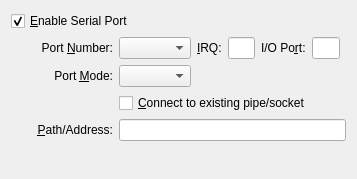
Before: the Qt Designer form src/VBox/Frontends/VirtualBox/src/settings/machine/UIMachineSettingsSerial.ui in pop-os/virtualbox, drawn with Qt 5.
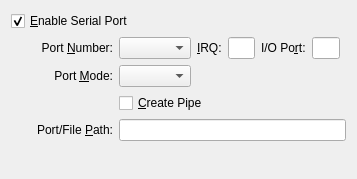
After: the same form once the commit is applied.

What changed in the file:
```diff
--- a/src/VBox/Frontends/VirtualBox/src/settings/machine/UIMachineSettingsSerial.ui
+++ b/src/VBox/Frontends/VirtualBox/src/settings/machine/UIMachineSettingsSerial.ui
@@ -173,20 +173,20 @@
         </property>
        </spacer>
       </item>
-      <item row="2" column="1" colspan="5" >
+      <item row="2" column="1" colspan="2" >
        <widget class="QCheckBox" name="mCbPipe" >
         <property name="whatsThis" >
          <string>If checked, the virtual machine will assume that the pipe or socket specified in the &lt;b>Path/Address&lt;/b> field exists and try to use it. Otherwise, the pipe or socket will be created by the virtual machine when it starts.</string>
         </property>
         <property name="text" >
-         <string>&amp;Connect to existing pipe/socket</string>
+         <string>&amp;Create Pipe</string>
         </property>
        </widget>
       </item>
       <item row="3" column="0" >
        <widget class="QLabel" name="mLbPath" >
         <property name="text" >
-         <string>&amp;Path/Address:</string>
+         <string>Port/File &amp;Path:</string>
         </property>
         <property name="alignment" >
          <set>Qt::AlignRight|Qt::AlignTrailing|Qt::AlignVCenter</set>
```
Left out of the diff: 6 changed lines with no effect on the pictures.
